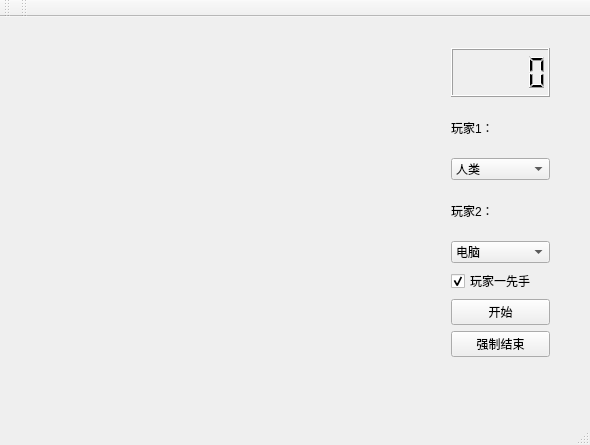
Above: mainwindow.ui from hongwen000/Reversi before the change. Below: the same form after it.
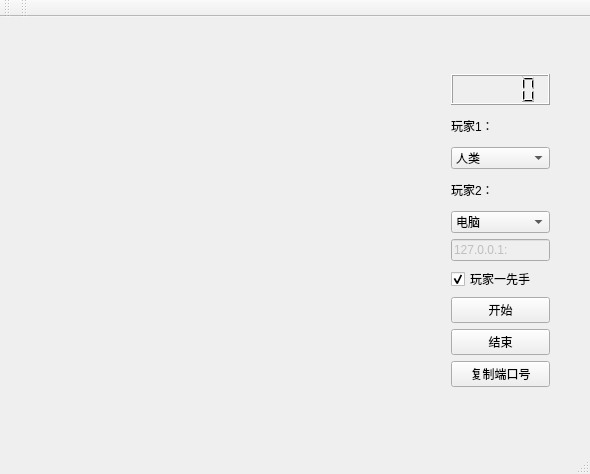
That is the form after the change.

The edit to the form file:
```diff
--- a/mainwindow.ui
+++ b/mainwindow.ui
@@ -7,7 +7,7 @@
     <x>0</x>
     <y>0</y>
     <width>590</width>
-    <height>445</height>
+    <height>474</height>
    </rect>
   </property>
   <property name="windowTitle">
@@ -33,12 +33,19 @@
     <property name="geometry">
      <rect>
       <x>440</x>
-      <y>20</y>
+      <y>10</y>
       <width>121</width>
-      <height>331</height>
+      <height>371</height>
      </rect>
     </property>
     <layout class="QVBoxLayout" name="verticalLayout">
+     <item>
+      <widget class="QLabel" name="label_3">
+       <property name="text">
+        <string/>
+       </property>
+      </widget>
+     </item>
      <item>
       <widget class="QLCDNumber" name="lcdNumber"/>
      </item>
@@ -89,6 +96,19 @@
        </item>
       </widget>
      </item>
+     <item>
+      <widget class="QLineEdit" name="lineEdit">
+       <property name="enabled">
+        <bool>false</bool>
+       </property>
+       <property name="autoFillBackground">
+        <bool>false</bool>
+       </property>
+       <property name="text">
+        <string>127.0.0.1:</string>
+       </property>
+      </widget>
+     </item>
      <item>
       <widget class="QCheckBox" name="checkBox">
        <property name="text">
@@ -109,7 +129,14 @@
      <item>
       <widget class="QPushButton" name="pushButton_3">
        <property name="text">
-        <string>强制结束</string>
+        <string>结束</string>
+       </property>
+      </widget>
+     </item>
+     <item>
+      <widget class="QPushButton" name="pushButton">
+       <property name="text">
+        <string>复制端口号</string>
        </property>
       </widget>
      </item>
```
Left out of the diff: 8 changed lines with no effect on the pictures.
